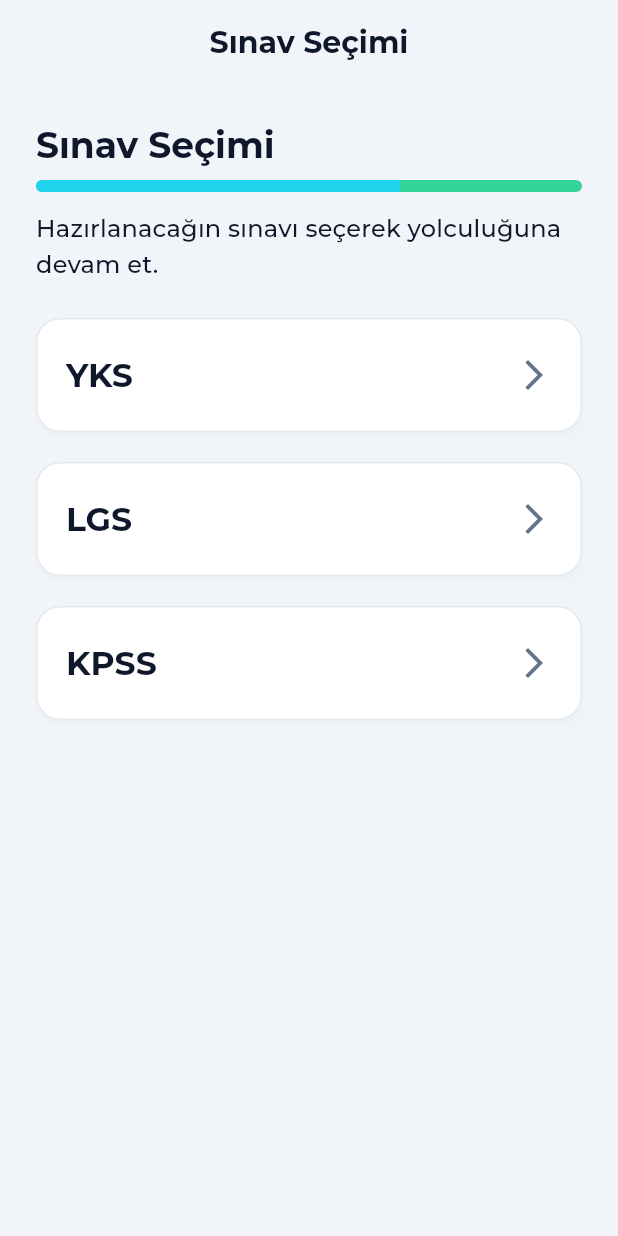
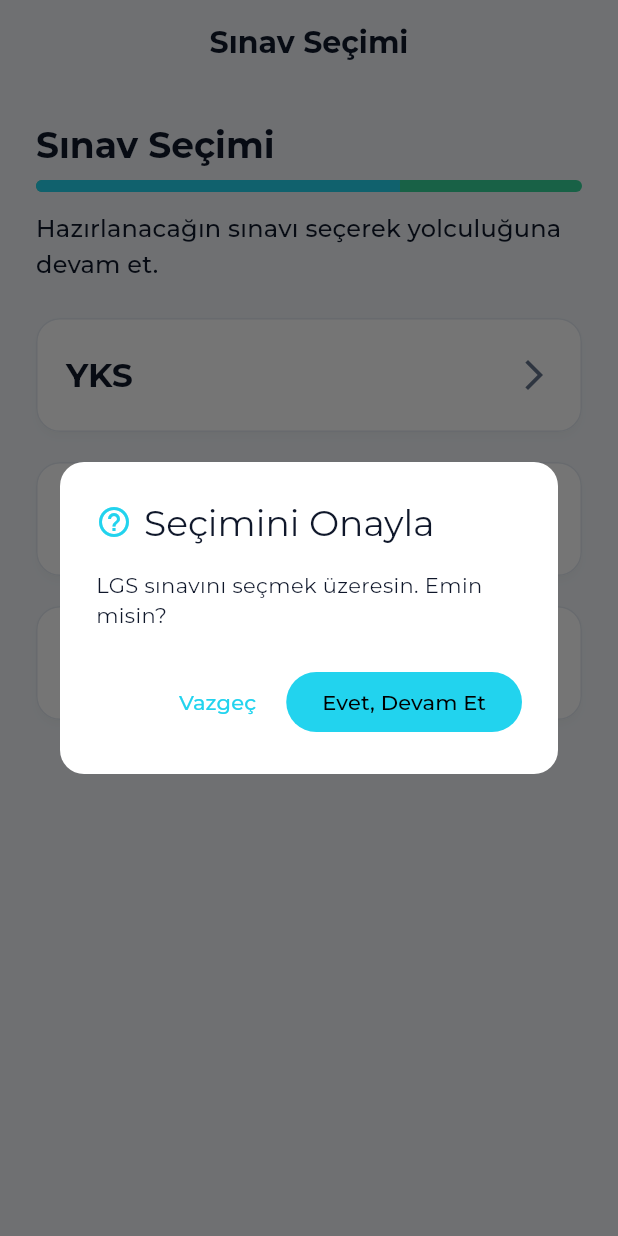
Before and after one commit to bakituncher/bilgee, a Flutter app: the ExamSelectionScreen screen opened by its route, after a tap on "LGS", on a phone screen of 412 x 824 dp. Run offline on Flutter 3.47's test engine with Material 3 defaults, Android fonts, the phone set to English and light mode, and no system bars; drawn by our look-alikes of flutter_animate; our stand-ins replace cached_network_image, cloud_firestore, cloud_functions, confetti, equatable, file_picker and 22 more; missing offline and left inert: firebase_app_check, flutter_math_fork, markdown, purchases_flutter; accounts and stored records are empty; generated files the repository leaves out were written again; network calls fail.

Commit message:
exam_selection_screen.dart dosyasına onay ekranı gelmiş bulunmakta

```diff
--- a/lib/features/onboarding/screens/exam_selection_screen.dart
+++ b/lib/features/onboarding/screens/exam_selection_screen.dart
@@ -10,6 +10,46 @@ import 'package:taktik/core/navigation/app_routes.dart';
 
 class ExamSelectionScreen extends ConsumerWidget {
   const ExamSelectionScreen({super.key});
+
+  Future<bool> _confirmInitialExamSelection(
+    BuildContext context, {
+    required String examDisplayName,
+    String? sectionDisplayName,
+  }) async {
+    final theme = Theme.of(context);
+    final fullName =
+        sectionDisplayName == null ? examDisplayName : '$examDisplayName - $sectionDisplayName';
+
+    return await showDialog<bool>(
+          context: context,
+          barrierDismissible: false,
+          builder: (ctx) => AlertDialog(
+            shape: RoundedRectangleBorder(borderRadius: BorderRadius.circular(16)),
+            title: Row(
+              children: [
+                Icon(Icons.help_outline, color: theme.colorScheme.primary),
+                const SizedBox(width: 8),
+                const Text('Seçimini Onayla'),
+              ],
+            ),
+            content: Text(
+              '$fullName sınavını seçmek üzeresin. Emin misin?',
+              style: theme.textTheme.bodyMedium,
+            ),
+            actions: [
+              TextButton(
+                onPressed: () => Navigator.of(ctx).pop(false),
+                child: const Text('Vazgeç'),
+              ),
+              FilledButton(
+                onPressed: () => Navigator.of(ctx).pop(true),
+                child: const Text('Evet, Devam Et'),
+              ),
+            ],
+          ),
+        ) ??
+        false;
+  }
 
   Widget _header(BuildContext context, {double progress = 2 / 3}) {
     final theme = Theme.of(context);
@@ -79,6 +119,7 @@ class ExamSelectionScreen extends ConsumerWidget {
       context: context,
       isScrollControlled: true,
       builder: (ctx) {
+        final theme = Theme.of(context);
         return SafeArea(
           child: Padding(
             padding: const EdgeInsets.all(16.0),
@@ -88,7 +129,7 @@ class ExamSelectionScreen extends ConsumerWidget {
               children: [
                 Text(
                   'Hangi KPSS türüne hazırlanıyorsun?',
-                  style: Theme.of(context).textTheme.headlineSmall,
+                  style: theme.textTheme.headlineSmall,
                   textAlign: TextAlign.center,
                 ),
                 const SizedBox(height: 16),
@@ -99,7 +140,7 @@ class ExamSelectionScreen extends ConsumerWidget {
                       Navigator.pop(ctx);
                       _onExamTypeSelected(context, ref, ExamType.kpssLisans);
                     },
-                    child: const Text("Lisans"),
+                    child: const Text('KPSS Lisans'),
                   ),
                 ),
                 Padding(
@@ -109,7 +150,7 @@ class ExamSelectionScreen extends ConsumerWidget {
                       Navigator.pop(ctx);
                       _onExamTypeSelected(context, ref, ExamType.kpssOnlisans);
                     },
-                    child: const Text("Önlisans"),
+                    child: const Text('KPSS Önlisans'),
                   ),
                 ),
                 Padding(
@@ -119,7 +160,7 @@ class ExamSelectionScreen extends ConsumerWidget {
                       Navigator.pop(ctx);
                       _onExamTypeSelected(context, ref, ExamType.kpssOrtaogretim);
                     },
-                    child: const Text("Ortaöğretim"),
+                    child: const Text('KPSS Ortaöğretim'),
                   ),
                 ),
               ],
@@ -135,18 +176,32 @@ class ExamSelectionScreen extends ConsumerWidget {
     final userId = ref.read(authControllerProvider).value!.uid;
     final firestoreService = ref.read(firestoreServiceProvider);
 
+    final isChangeFlow = context.canPop();
+
+    // Çok bölümlü sınavlarda (YKS) onayı burada değil, alt seçimden sonra alacağız.
+    final isMultiSection = exam.sections.length > 1 && examType != ExamType.lgs;
+
+    if (isChangeFlow) {
       final proceed = await _confirmResetIfNeeded(context);
       if (!proceed) return;
-
-    // Eğer değişim akışı ise önce verileri temizle
-    if (context.canPop()) {
       await firestoreService.resetUserDataForNewExam();
     }
 
-    // LGS ve tek bölümlü sınavlar için (KPSS gibi)
-    if (exam.sections.length == 1 || examType == ExamType.lgs) {
-      await _handleSelection(context, ref, () =>
-          firestoreService.saveExamSelection(
+    // Tek bölümlü sınavlar (LGS, KPSS alt türleri vb.)
+    if (!isMultiSection) {
+      if (!isChangeFlow) {
+        // KPSS alt türleri için displayName zaten "KPSS Lisans" vb. döndürüyor.
+        final ok = await _confirmInitialExamSelection(
+          context,
+          examDisplayName: examType.displayName,
+        );
+        if (!ok) return;
+      }
+
+      await _handleSelection(
+        context,
+        ref,
+        () => firestoreService.saveExamSelection(
           userId: userId,
           examType: examType,
           sectionName: exam.sections.first.name,
@@ -155,7 +210,7 @@ class ExamSelectionScreen extends ConsumerWidget {
       return;
     }
 
-    // YKS gibi çok bölümlü sınavlar için
+    // YKS gibi çok bölümlü sınavlarda önce alan/bölüm seçtir, onayı sonra al.
     showModalBottomSheet<void>(
       context: context,
       isScrollControlled: true,
@@ -180,11 +235,21 @@ class ExamSelectionScreen extends ConsumerWidget {
                         padding: const EdgeInsets.only(bottom: 8.0),
                         child: ElevatedButton(
                           onPressed: () async {
-                        // Önce modal'ı kapat
                             Navigator.pop(ctx);
-                        // Sonra seçimi işle
-                        await _handleSelection(context, ref, () =>
-                            firestoreService.saveExamSelection(
+
+                            if (!isChangeFlow) {
+                              final ok = await _confirmInitialExamSelection(
+                                context,
+                                examDisplayName: exam.name,
+                                sectionDisplayName: section.name,
+                              );
+                              if (!ok) return;
+                            }
+
+                            await _handleSelection(
+                              context,
+                              ref,
+                              () => firestoreService.saveExamSelection(
                                 userId: userId,
                                 examType: examType,
                                 sectionName: section.name,
```
Lines whose indentation alone changed are shown as unchanged.
